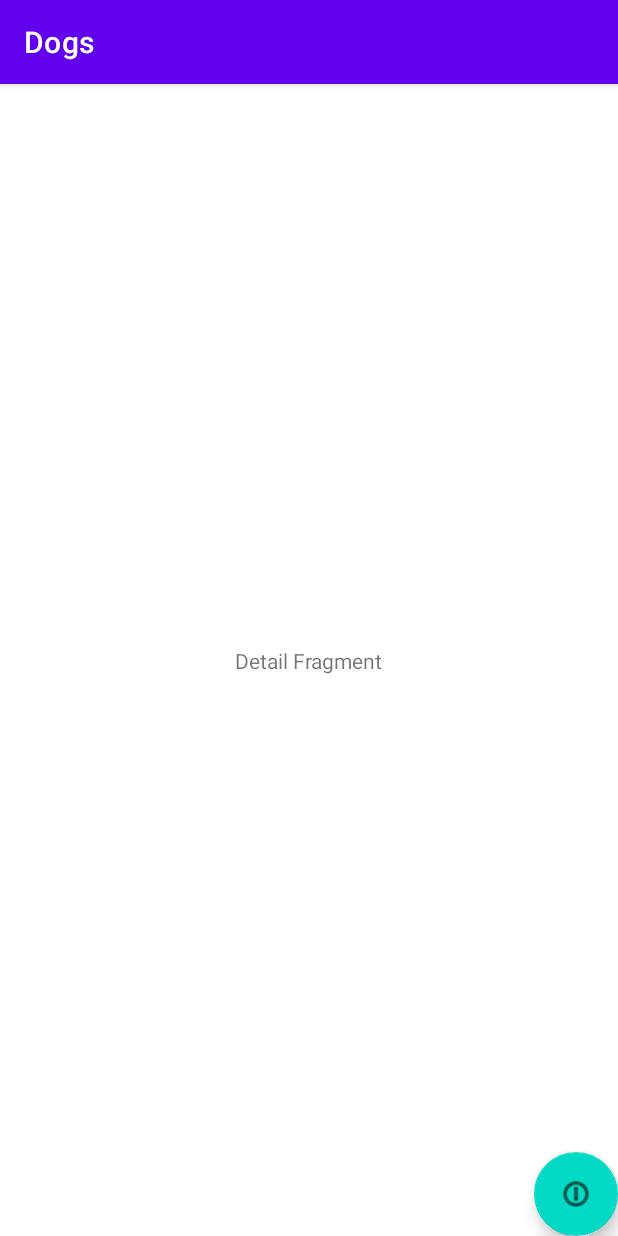
After one commit to adalbertofjr/dogs, an Android app: the fragment DetailFragment shown on its own in the app's theme, on a phone screen of 412 x 824 dp. The commit adds this screen. Run offline under Robolectric (Android 15) with nearby library versions, the phone set to English and light mode, and no system bars; our stand-ins replace data binding.

Commit message:
Adicionando views

```diff
--- a/app/build.gradle
+++ b/app/build.gradle
@@ -33,7 +33,7 @@
     }
 
     buildFeatures {
-        viewBinding = true
+        dataBinding = true
     }
 }
 
--- a/app/src/main/AndroidManifest.xml
+++ b/app/src/main/AndroidManifest.xml
@@ -14,7 +14,7 @@
         android:theme="@style/Theme.Dogs"
         tools:targetApi="31">
         <activity
-            android:name=".MainActivity"
+            android:name=".view.MainActivity"
             android:exported="true">
             <intent-filter>
                 <action android:name="android.intent.action.MAIN" />
--- /dev/null
+++ b/app/src/main/java/br/com/adalbertofjr/dogs/view/DetailFragment.kt
@@ -0,0 +1,60 @@
+package br.com.adalbertofjr.dogs.view
+
+import android.os.Bundle
+import androidx.fragment.app.Fragment
+import android.view.LayoutInflater
+import android.view.View
+import android.view.ViewGroup
+import br.com.adalbertofjr.dogs.R
+
+// TODO: Rename parameter arguments, choose names that match
+// the fragment initialization parameters, e.g. ARG_ITEM_NUMBER
+private const val ARG_PARAM1 = "param1"
+private const val ARG_PARAM2 = "param2"
+
+/**
+ * A simple [Fragment] subclass.
+ * Use the [DetailFragment.newInstance] factory method to
+ * create an instance of this fragment.
+ */
+class DetailFragment : Fragment() {
+    // TODO: Rename and change types of parameters
+    private var param1: String? = null
+    private var param2: String? = null
+
+    override fun onCreate(savedInstanceState: Bundle?) {
+        super.onCreate(savedInstanceState)
+        arguments?.let {
+            param1 = it.getString(ARG_PARAM1)
+            param2 = it.getString(ARG_PARAM2)
+        }
+    }
+
+    override fun onCreateView(
+        inflater: LayoutInflater, container: ViewGroup?,
+        savedInstanceState: Bundle?
+    ): View? {
+        // Inflate the layout for this fragment
+        return inflater.inflate(R.layout.fragment_detail, container, false)
+    }
+
+    companion object {
+        /**
+         * Use this factory method to create a new instance of
+         * this fragment using the provided parameters.
+         *
+         * @param param1 Parameter 1.
+         * @param param2 Parameter 2.
+         * @return A new instance of fragment DetailFragment.
+         */
+        // TODO: Rename and change types and number of parameters
+        @JvmStatic
+        fun newInstance(param1: String, param2: String) =
+            DetailFragment().apply {
+                arguments = Bundle().apply {
+                    putString(ARG_PARAM1, param1)
+                    putString(ARG_PARAM2, param2)
+                }
+            }
+    }
+}
--- a/app/src/main/java/br/com/adalbertofjr/dogs/MainActivity.kt
+++ b/app/src/main/java/br/com/adalbertofjr/dogs/view/MainActivity.kt
@@ -1,7 +1,8 @@
-package br.com.adalbertofjr.dogs
+package br.com.adalbertofjr.dogs.view
 
 import androidx.appcompat.app.AppCompatActivity
 import android.os.Bundle
+import br.com.adalbertofjr.dogs.R
 
 class MainActivity : AppCompatActivity() {
     override fun onCreate(savedInstanceState: Bundle?) {
--- a/app/src/main/res/layout/activity_main.xml
+++ b/app/src/main/res/layout/activity_main.xml
@@ -4,7 +4,7 @@
     xmlns:tools="http://schemas.android.com/tools"
     android:layout_width="match_parent"
     android:layout_height="match_parent"
-    tools:context=".MainActivity">
+    tools:context=".view.MainActivity">
 
     <TextView
         android:layout_width="wrap_content"
--- /dev/null
+++ b/app/src/main/res/layout/fragment_detail.xml
@@ -0,0 +1,31 @@
+<?xml version="1.0" encoding="utf-8"?>
+<layout xmlns:android="http://schemas.android.com/apk/res/android"
+    xmlns:app="http://schemas.android.com/apk/res-auto"
+    xmlns:tools="http://schemas.android.com/tools">
+
+    <androidx.constraintlayout.widget.ConstraintLayout
+        android:layout_width="match_parent"
+        android:layout_height="match_parent"
+        tools:context="view.DetailFragment">
+
+        <TextView
+            android:layout_width="wrap_content"
+            android:layout_height="wrap_content"
+            android:text="@string/hello_detail_fragment"
+            app:layout_constraintBottom_toBottomOf="parent"
+            app:layout_constraintEnd_toEndOf="parent"
+            app:layout_constraintStart_toStartOf="parent"
+            app:layout_constraintTop_toTopOf="parent" />
+
+        <com.google.android.material.floatingactionbutton.FloatingActionButton
+            android:layout_width="wrap_content"
+            android:layout_height="wrap_content"
+            android:contentDescription="@string/description_detail_fragment"
+            android:src="@android:drawable/ic_menu_info_details"
+            app:layout_constraintBottom_toBottomOf="parent"
+            app:layout_constraintEnd_toEndOf="parent"
+            tools:ignore="ImageContrastCheck" />
+
+
+    </androidx.constraintlayout.widget.ConstraintLayout>
+</layout>
--- a/app/src/main/res/values/strings.xml
+++ b/app/src/main/res/values/strings.xml
@@ -1,3 +1,9 @@
 <resources>
     <string name="app_name">Dogs</string>
+    <!-- TODO: Remove or change this placeholder text -->
+    <string name="hello_blank_fragment">Hello blank fragment</string>
+    <string name="hello_list_fragment">List Fragment</string>
+    <string name="hello_detail_fragment">Detail Fragment</string>
+    <string name="description_detail_fragment">detail fragment</string>
+    <string name="description_list_fragment">list fragment</string>
 </resources>
```
Also changed, not shown: app/src/main/java/br/com/adalbertofjr/dogs/view/ListFragment.kt (added, +60 -0 lines), app/src/main/res/layout/fragment_list.xml (added, +31 -0 lines).
